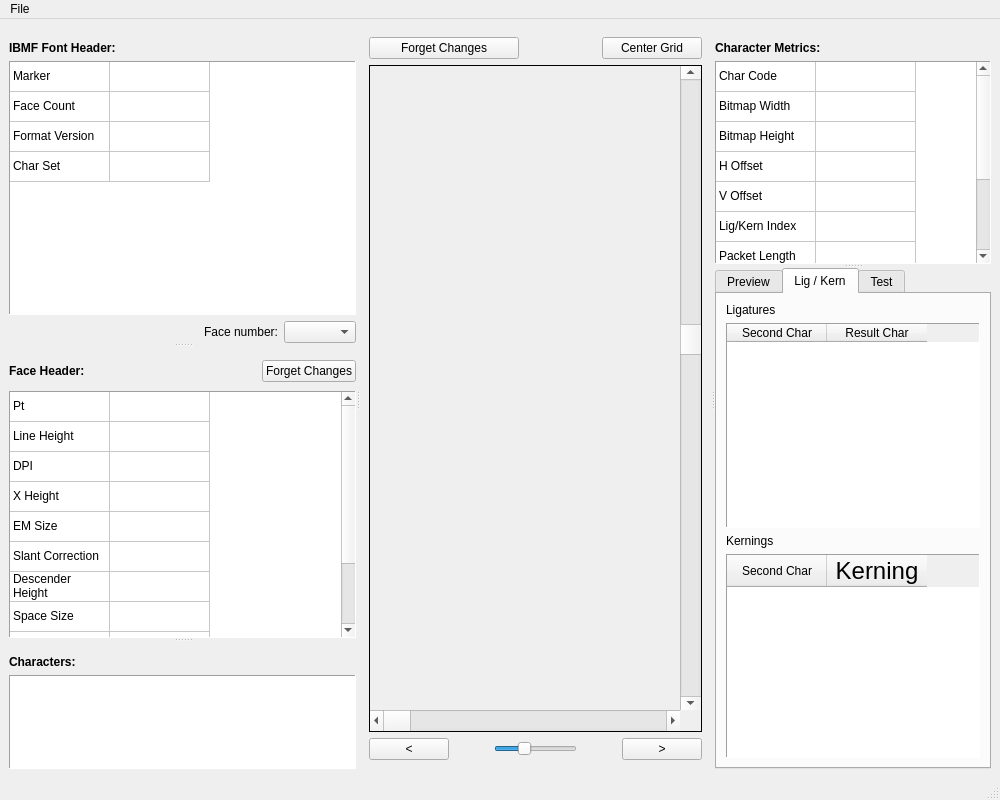
Above: mainwindow.ui from turgu1/IBMFFontEditor before the change. Below: the same form after it.
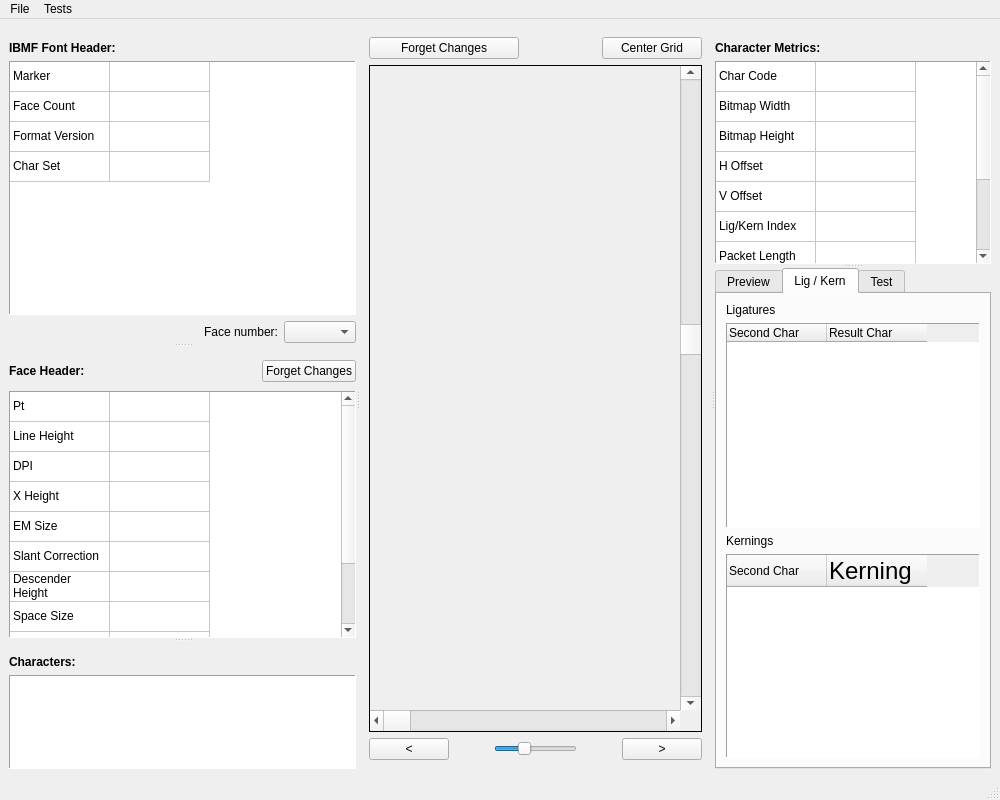
That is the form after the change.

```diff
--- a/mainwindow.ui
+++ b/mainwindow.ui
@@ -977,6 +977,9 @@
                 <pointsize>9</pointsize>
                </font>
               </property>
+              <property name="textAlignment">
+               <set>AlignLeading|AlignVCenter</set>
+              </property>
              </column>
              <column>
               <property name="text">
@@ -987,6 +990,9 @@
                 <pointsize>9</pointsize>
                </font>
               </property>
+              <property name="textAlignment">
+               <set>AlignLeading|AlignVCenter</set>
+              </property>
              </column>
             </widget>
            </item>
@@ -1016,11 +1022,17 @@
                 <pointsize>9</pointsize>
                </font>
               </property>
+              <property name="textAlignment">
+               <set>AlignLeading|AlignVCenter</set>
+              </property>
              </column>
              <column>
               <property name="text">
                <string>Kerning</string>
               </property>
+              <property name="textAlignment">
+               <set>AlignLeading|AlignVCenter</set>
+              </property>
              </column>
             </widget>
            </item>
@@ -1090,7 +1102,7 @@
      <x>0</x>
      <y>0</y>
      <width>1000</width>
-     <height>19</height>
+     <height>30</height>
     </rect>
    </property>
    <widget class="QMenu" name="menuFile">
@@ -1103,7 +1115,15 @@
     <addaction name="separator"/>
     <addaction name="actionImport"/>
    </widget>
+   <widget class="QMenu" name="menuTests">
+    <property name="title">
+     <string>Tests</string>
+    </property>
+    <addaction name="actionFont_load_save"/>
+    <addaction name="actionRLE_Encoder"/>
+   </widget>
    <addaction name="menuFile"/>
+   <addaction name="menuTests"/>
   </widget>
   <action name="actionOpen">
    <property name="text">
```
Left out of the diff: 10 changed lines with no effect on the pictures.
